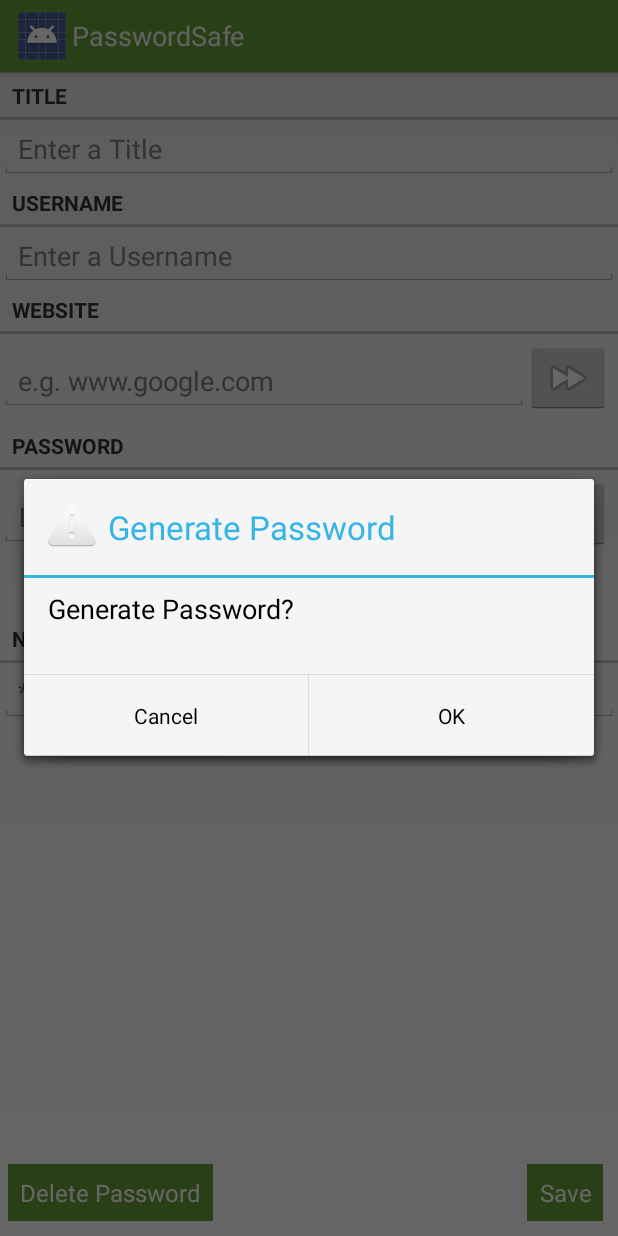
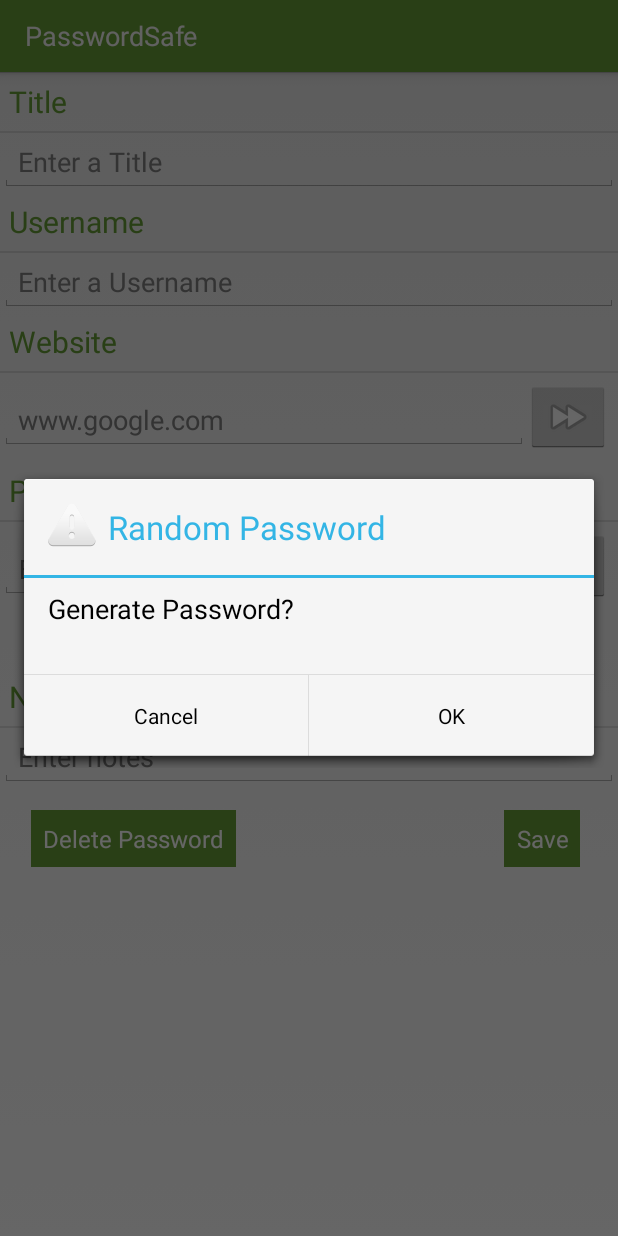
Before and after one commit to javaPhil/PasswordSafe, an Android app: the PasswordFragment screen opened directly, with no data from a screen before it, after a tap on "Generate Password", on a phone screen of 412 x 824 dp. Run offline under Robolectric (Android 15) with nearby library versions, the phone set to English and light mode, and no system bars; 6 statements that could not run were skipped.

Commit message:
Style changes and misc fixes

```diff
--- a/mobile/src/main/java/com/pwhitman/neonpasswordsafe/PasswordListFragment.java
+++ b/mobile/src/main/java/com/pwhitman/neonpasswordsafe/PasswordListFragment.java
@@ -20,7 +20,9 @@ import android.widget.ArrayAdapter;
 import android.widget.ListView;
 import android.widget.TextView;
 
+import java.text.SimpleDateFormat;
 import java.util.ArrayList;
+import java.util.Date;
 
 /**
  * Created by Philip on 1/4/2015.
@@ -182,7 +184,9 @@ public class PasswordListFragment extends ListFragment {
             titleTextView.setText(p.getTitle());
 
             TextView dateTextView = (TextView)convertView.findViewById((R.id.password_list_item_creationDateTextView));
-            dateTextView.setText(p.getCreationDate().toString());
+            SimpleDateFormat format = new SimpleDateFormat("MM-dd-yyyy");
+            String newDate = format.format(p.getCreationDate());
+            dateTextView.setText(newDate);
 
             return convertView;
         }
--- a/mobile/src/main/res/drawable/heading_bottom_border.xml
+++ /dev/null
@@ -1,17 +0,0 @@
-<?xml version="1.0" encoding="utf-8"?>
-<layer-list xmlns:android="http://schemas.android.com/apk/res/android" >
-    <item>
-        <shape android:shape="rectangle" >
-            <stroke  android:width="2dp"
-                android:color="@color/ColorPrimaryDark" />
-            <solid android:color="@android:color/transparent" />
-        </shape>
-    </item>
-    <item  android:bottom="2dp" >
-        <shape android:shape="rectangle" >
-            <stroke  android:width="2dp"
-                android:color="@color/background_floating_material_light" />
-            <solid android:color="@android:color/transparent" />
-        </shape>
-    </item>
-</layer-list>
--- /dev/null
+++ b/mobile/src/main/res/drawable/list_section_divider.xml
@@ -0,0 +1,10 @@
+<?xml version="1.0" encoding="utf-8"?>
+<shape
+    xmlns:android="http://schemas.android.com/apk/res/android"
+    android:shape="line">
+    <stroke
+        android:width="1dp"
+        android:color="@color/ColorPrimary"
+        android:dashWidth="1dp"
+        android:dashGap="1dp" />
+</shape>
--- a/mobile/src/main/res/layout-land/fragment_password.xml
+++ b/mobile/src/main/res/layout-land/fragment_password.xml
@@ -12,27 +12,34 @@
         android:layout_width="match_parent"
         android:layout_height="wrap_content"
         android:text="@string/password_title"
-        style="?android:listSeparatorTextViewStyle" />
+        style="@style/DetailHeadings" />
+    <View style="@style/Divider"/>
     <EditText
         android:layout_width="match_parent"
         android:layout_height="wrap_content"
         android:id="@+id/password_title"
-        android:hint="@string/password_title_hint"/>
+        android:hint="@string/password_title_hint"
+        android:inputType="textNoSuggestions"
+        android:singleLine="true"/>
     <TextView
         android:layout_width="match_parent"
         android:layout_height="wrap_content"
         android:text="@string/password_username"
-        style="?android:listSeparatorTextViewStyle"/>
+        style="@style/DetailHeadings"/>
+    <View style="@style/Divider"/>
     <EditText
         android:layout_width="match_parent"
         android:layout_height="wrap_content"
         android:id="@+id/password_username"
-        android:hint="@string/password_username_hint"/>
+        android:hint="@string/password_username_hint"
+        android:inputType="textNoSuggestions"
+        android:singleLine="true"/>
     <TextView
         android:layout_width="match_parent"
         android:layout_height="wrap_content"
         android:text="@string/password_website"
-        style="?android:listSeparatorTextViewStyle"/>
+        style="@style/DetailHeadings"/>
+    <View style="@style/Divider"/>
     <RelativeLayout
         android:layout_width="match_parent"
         android:layout_height="wrap_content">
@@ -42,8 +49,9 @@
             android:layout_marginRight="60dp"
             android:id="@+id/password_website_editText"
             android:hint="@string/password_website_hint"
-            android:inputType="textWebEditText"
-            android:layout_marginTop="12dp" />
+            android:layout_marginTop="12dp"
+            android:inputType="textWebEmailAddress"
+            android:singleLine="true"/>
         <ImageButton
             android:layout_width="wrap_content"
             android:layout_height="wrap_content"
@@ -56,7 +64,8 @@
         android:layout_width="match_parent"
         android:layout_height="wrap_content"
         android:text="@string/password_text"
-        style="?android:listSeparatorTextViewStyle"/>
+        style="@style/DetailHeadings"/>
+    <View style="@style/Divider"/>
     <RelativeLayout
         android:layout_width="match_parent"
         android:layout_height="wrap_content">
@@ -67,7 +76,8 @@
             android:id="@+id/password_pass"
             android:hint="@string/password_hint"
             android:inputType="textPassword"
-            android:layout_marginTop="12dp" />
+            android:layout_marginTop="12dp"
+            android:singleLine="true"/>
         <ImageButton
             android:layout_width="wrap_content"
             android:layout_height="wrap_content"
@@ -78,7 +88,8 @@
     </RelativeLayout>
     <LinearLayout
         android:layout_width="match_parent"
-        android:layout_height="wrap_content">
+        android:layout_height="wrap_content"
+        android:gravity="center_horizontal">
         <Button
             android:layout_width="wrap_content"
             android:layout_height="wrap_content"
@@ -99,18 +110,21 @@
         android:layout_width="match_parent"
         android:layout_height="wrap_content"
         android:text="@string/password_notes"
-        style="?android:listSeparatorTextViewStyle"/>
+        style="@style/DetailHeadings"/>
+    <View style="@style/Divider"/>
     <EditText
         android:layout_width="match_parent"
         android:layout_height="wrap_content"
         android:id="@+id/password_notes"
-        android:hint="@string/password_notes_hint"/>
+        android:hint="@string/password_notes_hint"
+        />
     <LinearLayout
         android:layout_width="match_parent"
         android:layout_height="match_parent"
         android:orientation="vertical"
         android:layout_alignParentBottom="true"
-        android:gravity="bottom">
+        android:gravity="bottom"
+        android:layout_margin="15dp">
 
 
         <RelativeLayout
@@ -127,6 +141,8 @@
                 android:layout_marginLeft="5dp"
                 android:layout_marginRight="10dp"
                 android:gravity="center"
+                android:layout_alignParentLeft="true"
+                android:layout_alignParentRight="false"
                 android:layout_alignParentEnd="false"
                 android:layout_alignParentStart="true"
                 android:layout_marginBottom="10dp"/>
@@ -137,6 +153,8 @@
                 android:layout_marginLeft="5dp"
                 android:layout_marginRight="10dp"
                 android:text="@string/save_btn"
+                android:layout_alignParentLeft="false"
+                android:layout_alignParentRight="true"
                 android:layout_alignParentEnd="true"
                 android:layout_alignParentStart="false"
                 android:layout_marginBottom="10dp"
--- a/mobile/src/main/res/layout/fragment_password.xml
+++ b/mobile/src/main/res/layout/fragment_password.xml
@@ -1,4 +1,9 @@
-<LinearLayout xmlns:android="http://schemas.android.com/apk/res/android"
+<ScrollView xmlns:android="http://schemas.android.com/apk/res/android"
+    android:layout_height="match_parent"
+    android:layout_width="match_parent"
+    android:id="@+id/layout_scrollview">
+
+    <LinearLayout
                   android:orientation="vertical"
                   android:layout_width="match_parent"
                   android:layout_height="match_parent">
@@ -7,27 +12,34 @@
             android:layout_width="match_parent"
             android:layout_height="wrap_content"
             android:text="@string/password_title"
-        style="?android:listSeparatorTextViewStyle" />
+            style="@style/DetailHeadings" />
+        <View style="@style/Divider"/>
         <EditText
             android:layout_width="match_parent"
             android:layout_height="wrap_content"
             android:id="@+id/password_title"
-        android:hint="@string/password_title_hint"/>
+            android:hint="@string/password_title_hint"
+            android:inputType="textNoSuggestions"
+            android:singleLine="true"/>
         <TextView
             android:layout_width="match_parent"
             android:layout_height="wrap_content"
             android:text="@string/password_username"
-        style="?android:listSeparatorTextViewStyle"/>
+            style="@style/DetailHeadings"/>
+        <View style="@style/Divider"/>
         <EditText
             android:layout_width="match_parent"
             android:layout_height="wrap_content"
             android:id="@+id/password_username"
-        android:hint="@string/password_username_hint"/>
+            android:hint="@string/password_username_hint"
+            android:inputType="textNoSuggestions"
+            android:singleLine="true"/>
         <TextView
             android:layout_width="match_parent"
             android:layout_height="wrap_content"
             android:text="@string/password_website"
-        style="?android:listSeparatorTextViewStyle"/>
+            style="@style/DetailHeadings"/>
+        <View style="@style/Divider"/>
         <RelativeLayout
         android:layout_width="match_parent"
         android:layout_height="wrap_content">
@@ -37,8 +49,9 @@
             android:layout_marginRight="60dp"
             android:id="@+id/password_website_editText"
             android:hint="@string/password_website_hint"
-        android:inputType="textWebEditText"
-        android:layout_marginTop="12dp" />
+            android:layout_marginTop="12dp"
+            android:inputType="textWebEmailAddress"
+            android:singleLine="true"/>
         <ImageButton
             android:layout_width="wrap_content"
             android:layout_height="wrap_content"
@@ -51,7 +64,8 @@
             android:layout_width="match_parent"
             android:layout_height="wrap_content"
             android:text="@string/password_text"
-        style="?android:listSeparatorTextViewStyle"/>
+            style="@style/DetailHeadings"/>
+        <View style="@style/Divider"/>
         <RelativeLayout
             android:layout_width="match_parent"
             android:layout_height="wrap_content">
@@ -62,7 +76,8 @@
                 android:id="@+id/password_pass"
                 android:hint="@string/password_hint"
                 android:inputType="textPassword"
-            android:layout_marginTop="12dp" />
+                android:layout_marginTop="12dp"
+                android:singleLine="true"/>
             <ImageButton
                 android:layout_width="wrap_content"
                 android:layout_height="wrap_content"
@@ -74,7 +89,8 @@
 
         <LinearLayout
             android:layout_width="match_parent"
-        android:layout_height="wrap_content">
+            android:layout_height="wrap_content"
+            android:gravity="center_horizontal">
             <Button
                 android:layout_width="wrap_content"
                 android:layout_height="wrap_content"
@@ -95,18 +111,21 @@
             android:layout_width="match_parent"
             android:layout_height="wrap_content"
             android:text="@string/password_notes"
-        style="?android:listSeparatorTextViewStyle"/>
+            style="@style/DetailHeadings"/>
+        <View style="@style/Divider"/>
         <EditText
             android:layout_width="match_parent"
             android:layout_height="wrap_content"
             android:id="@+id/password_notes"
-        android:hint="@string/password_notes_hint"/>
+            android:hint="@string/password_notes_hint"
+            android:inputType="text" />
         <LinearLayout
             android:layout_width="match_parent"
             android:layout_height="match_parent"
             android:orientation="vertical"
             android:layout_alignParentBottom="true"
-        android:gravity="bottom">
+            android:layout_gravity="bottom|top"
+            android:layout_margin="15dp">
 
 
         <RelativeLayout
@@ -123,6 +142,8 @@
                 android:layout_marginLeft="5dp"
                 android:layout_marginRight="10dp"
                 android:gravity="center"
+                android:layout_alignParentLeft="true"
+                android:layout_alignParentRight="false"
                 android:layout_alignParentEnd="false"
                 android:layout_alignParentStart="true"
                 android:layout_marginBottom="10dp"/>
@@ -133,6 +154,8 @@
                 android:layout_marginLeft="5dp"
                 android:layout_marginRight="10dp"
                 android:text="@string/save_btn"
+                android:layout_alignParentLeft="false"
+                android:layout_alignParentRight="true"
                 android:layout_alignParentEnd="true"
                 android:layout_alignParentStart="false"
                 android:layout_marginBottom="10dp"
@@ -140,3 +163,4 @@
         </RelativeLayout>
         </LinearLayout>
     </LinearLayout>
+</ScrollView>
--- a/mobile/src/main/res/layout/list_item_password.xml
+++ b/mobile/src/main/res/layout/list_item_password.xml
@@ -13,6 +13,7 @@
         android:id="@+id/password_list_item_titleTextView"
         android:text="@string/password_title"
         style="@style/ListItem.Heading"
+        android:singleLine="true"
         />
     <TextView
         android:layout_width="match_parent"
@@ -21,7 +22,7 @@
         android:layout_below="@+id/password_list_item_titleTextView"
         android:text="@string/password_creation_date"
         android:textStyle="italic"
-        style="@style/ListItem"
+        style="@style/ListItem.Subtext"
         />
 
 
--- a/mobile/src/main/res/values/strings.xml
+++ b/mobile/src/main/res/values/strings.xml
@@ -11,19 +11,19 @@
     <string name="password_title_hint">Enter a Title</string>
     <string name="password_username_hint">Enter a Username</string>
     <string name="password_hint">Enter a Password</string>
-    <string name="password_notes_hint">*Optional Enter notes</string>
+    <string name="password_notes_hint">Enter notes</string>
     <string name="password_generate">Generate Password</string>
     <string name="save_btn">Save</string>
     <string name="new_password">New Password</string>
     <string name="delete_password">Delete Password</string>
     <string name="alert_delete_title">Delete Password</string>
     <string name="alert_delete_message">Are you sure you want to delete this Password?</string>
-    <string name="alert_change_password_title">Generate Password</string>
+    <string name="alert_change_password_title">Random Password</string>
     <string name="alert_change_password_message">Generate Password?</string>
     <string name="copy_btn">Copy to Clipboard</string>
     <string name="toast_password_copied">Password Copied</string>
     <string name="toast_password_saved">Password Saved</string>
     <string name="toast_password_deleted">Password Deleted</string>
     <string name="password_website">Website</string>
-    <string name="password_website_hint">e.g. www.google.com</string>
+    <string name="password_website_hint">www.google.com</string>
 </resources>
--- a/mobile/src/main/res/values/styles.xml
+++ b/mobile/src/main/res/values/styles.xml
@@ -6,8 +6,25 @@
         <item name="android:buttonStyle">@style/ButtonDark</item>
         <item name="android:actionBarStyle">@style/ActionBar</item>
         <item name="actionBarStyle">@style/ActionBar</item>
+
     </style>
 
+    <style name="EditText">
+        <item name="android:textColor">@color/ColorPrimaryDark</item>
+    </style>
+    <style name="Divider">
+        <item name="android:layout_width">match_parent</item>
+        <item name="android:layout_height">1dp</item>
+        <item name="android:background">?android:attr/listDivider</item>
+    </style>
+    <style name="DetailHeadings">
+        <item name="android:textColor">@color/ColorDarkText</item>
+        <item name="android:textSize">20sp</item>
+        <item name="android:gravity">center_vertical</item>
+        <item name="android:paddingBottom">6dp</item>
+        <item name="android:paddingTop">6dp</item>
+        <item name="android:paddingLeft">6dp</item>
+    </style>
     <style name="ButtonDark" parent="android:Theme.Holo.Light.DarkActionBar">
         <item name="android:textColor">@color/ColorLightText</item>
         <item name="android:typeface">sans</item>
@@ -16,15 +33,18 @@
     </style>
     <style name="ListItem">
         <item name="android:textColor">@color/ColorPrimary</item>
-        <item name="android:textStyle">bold</item>
-        <item name="android:textSize">20dp</item>
     </style>
     <style name="ListItem.Heading">
         <item name="android:textSize">25dp</item>
     </style>
+    <style name="ListItem.Subtext">
+        <item name="android:textSize">15dp</item>
+        <item name="android:opacity">opaque</item>
+    </style>
     <style name="ActionBar" parent="@android:style/Widget.Holo.Light.ActionBar.Solid.Inverse">
         <item name="android:textColor">@color/ColorLightText</item>
         <item name="android:background">@color/ColorPrimary</item>
+        <item name="android:icon">@android:color/transparent</item>
     </style>
     <style name="DarkBackground">
         <item name="android:background">@color/ColorPrimary</item>
```
Lines whose indentation alone changed are shown as unchanged.
